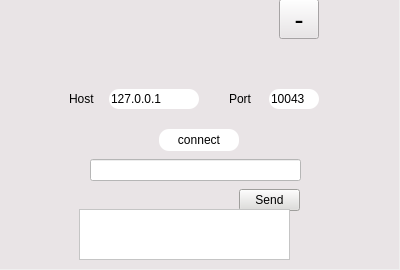
Above: client/ui/loginwindow.ui from pechpo/What-s-up before the change. Below: the same form after it.
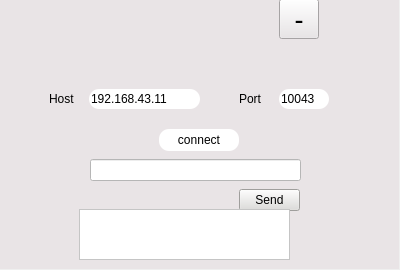
That is the form after the change. Icons and pictures are not drawn.

Commit message: “修改了默认连接IP”

```diff
--- a/client/ui/loginwindow.ui
+++ b/client/ui/loginwindow.ui
@@ -35,7 +35,7 @@
    <widget class="QLabel" name="hostLabel">
     <property name="geometry">
      <rect>
-      <x>70</x>
+      <x>50</x>
       <y>90</y>
       <width>30</width>
       <height>20</height>
@@ -48,7 +48,7 @@
    <widget class="QLineEdit" name="portInput">
     <property name="geometry">
      <rect>
-      <x>270</x>
+      <x>280</x>
       <y>90</y>
       <width>50</width>
       <height>20</height>
@@ -81,7 +81,7 @@
    <widget class="QLabel" name="portLabel">
     <property name="geometry">
      <rect>
-      <x>230</x>
+      <x>240</x>
       <y>90</y>
       <width>30</width>
       <height>20</height>
@@ -137,9 +137,9 @@
    <widget class="QLineEdit" name="hostInput">
     <property name="geometry">
      <rect>
-      <x>110</x>
+      <x>90</x>
       <y>90</y>
-      <width>90</width>
+      <width>111</width>
       <height>20</height>
      </rect>
     </property>
@@ -148,7 +148,7 @@
 border-radius:10px;</string>
     </property>
     <property name="text">
-     <string>127.0.0.1</string>
+     <string>192.168.43.11</string>
     </property>
    </widget>
    <widget class="QToolButton" name="minimizeButton">
```
